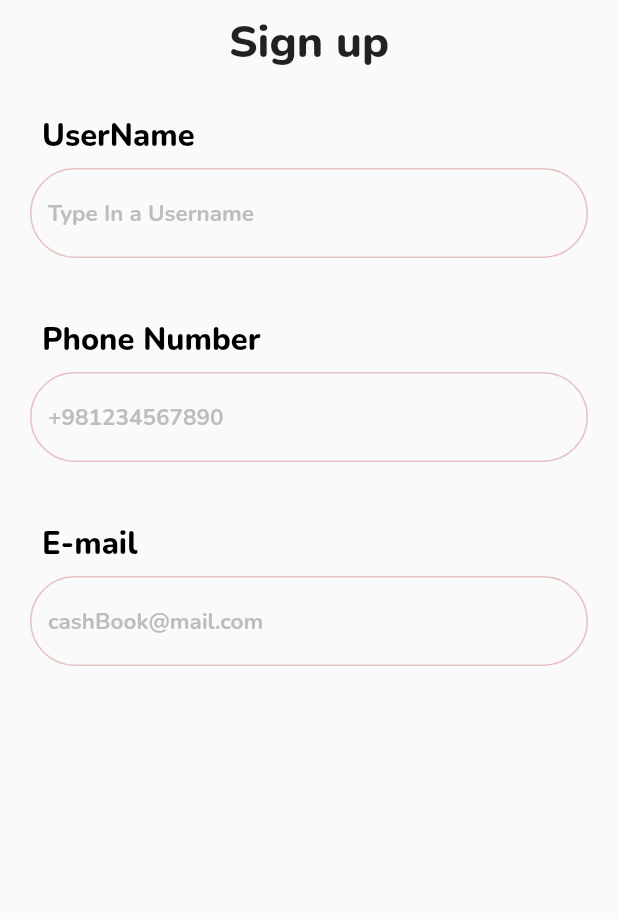
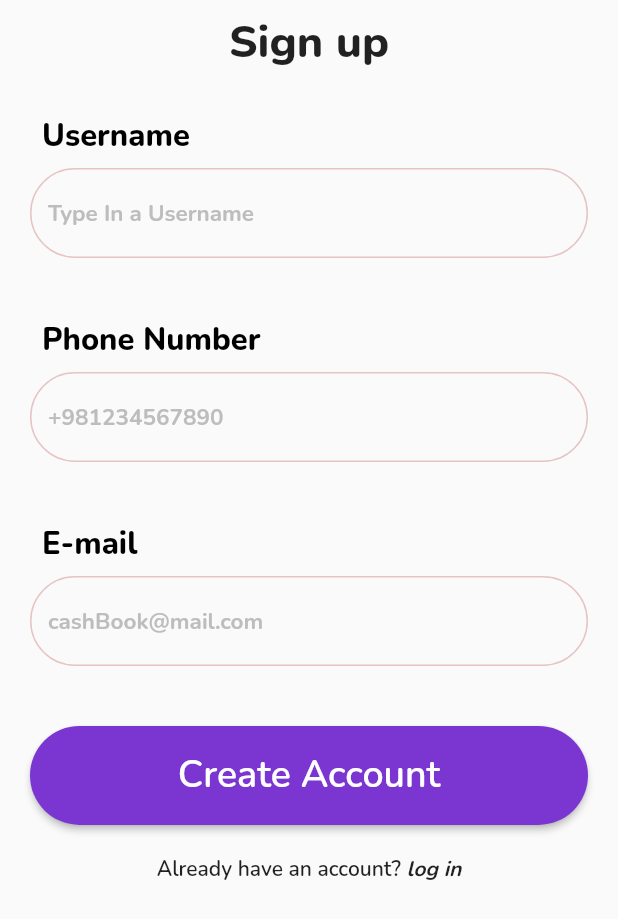
Before and after one commit to RayMasoumi/cash_book, a Flutter app: the SignUpScreen screen opened by its route, on a phone screen of 412 x 824 dp. Shown: the top 919 px of the screen. Run offline on Flutter 3.47's test engine with Material 2 defaults, Android fonts, the phone set to English and light mode, and no system bars; our stand-ins replace animated_bottom_navigation_bar, get, get_storage, hive, hive_flutter, introduction_screen; accounts and stored records are empty.

Commit message:
sign up UI completed

```diff
--- a/lib/constants/strings.dart
+++ b/lib/constants/strings.dart
@@ -24,3 +24,4 @@ const String kHomeScreenRoute = '/home_screen';
 const String kIntroductionScreenRoute = '/introduction_screen';
 const String kSignUpScreenRoute = '/sign_up_screen';
 const String kBookScreenRoute = '/book_screen';
+const String kLoginScreenRoute = '/login_screen';
--- a/lib/routes/my_routes.dart
+++ b/lib/routes/my_routes.dart
@@ -2,6 +2,7 @@ import 'package:cash_book/constants/strings.dart';
 import 'package:cash_book/screens/book_screen.dart';
 import 'package:cash_book/screens/home_screen.dart';
 import 'package:cash_book/screens/introduction_screen.dart';
+import 'package:cash_book/screens/login_screen.dart';
 import 'package:get/get.dart';
 
 import '../screens/sign_up_screen.dart';
@@ -14,5 +15,6 @@ class MyRoutes {
             page: () => const IntroductionSliderScreen()),
         GetPage(name: '/sign_up_screen', page: () => const SignUpScreen()),
         GetPage(name: '/book_screen', page: () => const BookScreen()),
+        GetPage(name: '/login_screen', page: () => const LoginScreen()),
       ];
 }
--- a/lib/screens/add_book_bottom_sheet_screen.dart
+++ b/lib/screens/add_book_bottom_sheet_screen.dart
@@ -2,8 +2,10 @@ import 'package:cash_book/constants/colors.dart';
 import 'package:cash_book/constants/sizes.dart';
 import 'package:cash_book/constants/strings.dart';
 import 'package:cash_book/widgets/center_hint_text_field_widget.dart';
-import 'package:cash_book/widgets/stretched_button_widget.dart';
+import 'package:cash_book/widgets/rounded_stretched_button_widget.dart';
 import 'package:flutter/material.dart';
+import 'package:get/get.dart';
+import 'package:get/get_core/src/get_main.dart';
 
 class AddBookBottomSheet extends StatelessWidget {
   const AddBookBottomSheet({super.key});
@@ -41,7 +43,12 @@ class AddBookBottomSheet extends StatelessWidget {
                 CenterHintTextFieldWidget(
                   hintText: kBookNameHint,
                 ),
-                StretchedButtonWidget(buttonText: kAddButtonText),
+                StretchedButtonWidget(
+                  buttonText: kAddButtonText,
+                  onPressed: () {
+                    Get.toNamed(kBookScreenRoute);
+                  },
+                ),
               ],
             ),
           ),
--- /dev/null
+++ b/lib/screens/login_screen.dart
@@ -0,0 +1,10 @@
+import 'package:flutter/cupertino.dart';
+
+class LoginScreen extends StatelessWidget {
+  const LoginScreen({super.key});
+
+  @override
+  Widget build(BuildContext context) {
+    return const Placeholder();
+  }
+}
--- a/lib/screens/sign_up_screen.dart
+++ b/lib/screens/sign_up_screen.dart
@@ -1,5 +1,10 @@
-import 'package:cash_book/constants/sizes.dart';
+import 'package:cash_book/constants/strings.dart';
+import 'package:cash_book/widgets/app_bar_title_widget.dart';
+import 'package:cash_book/widgets/linked_string_widget.dart';
+import 'package:cash_book/widgets/submit_button_widget.dart';
 import 'package:flutter/material.dart';
+import 'package:get/get.dart';
+
 import '../widgets/round_text_field_widget.dart';
 
 class SignUpScreen extends StatelessWidget {
@@ -13,24 +18,21 @@ class SignUpScreen extends StatelessWidget {
         child: Flex(
           direction: Axis.vertical,
           children: [
-            Column(
+            const Column(
               children: [
-                Padding(
-                  padding: const EdgeInsets.all(8.0),
-                  child: Text(
-                    'Sign up',
-                    style: kBigTitleStyle,
-                  ),
+                AppBarTitleWidget(
+                  title: 'Sign up',
                 ),
               ],
             ),
             Expanded(
               child: SingleChildScrollView(
                 child: Column(
+                  crossAxisAlignment: CrossAxisAlignment.stretch,
                   children: [
                     // * textField and description
                     RoundTextFieldWidget(
-                      title: 'UserName',
+                      title: 'Username',
                       keyBoardType: TextInputType.text,
                       hintText: 'Type In a Username',
                       controller: TextEditingController(),
@@ -47,6 +49,19 @@ class SignUpScreen extends StatelessWidget {
                       hintText: 'cashBook@mail.com',
                       controller: TextEditingController(),
                     ),
+                    // * submit button:
+                    RoundedSubmitButtonWidget(
+                      text: 'Create Account',
+                      onPressed: () {
+                        Get.toNamed(kHomeScreenRoute);
+                      },
+                    ),
+                    // * log in text:
+                    const LinkedStringWidget(
+                      firstText: 'Already have an account? ',
+                      linkedText: 'log in',
+                      destinationRoute: kLoginScreenRoute,
+                    ),
                   ],
                 ),
               ),
--- /dev/null
+++ b/lib/widgets/app_bar_title_widget.dart
@@ -0,0 +1,22 @@
+import 'package:cash_book/constants/sizes.dart';
+import 'package:flutter/material.dart';
+
+class AppBarTitleWidget extends StatelessWidget {
+  final String title;
+
+  const AppBarTitleWidget({
+    super.key,
+    required this.title,
+  });
+
+  @override
+  Widget build(BuildContext context) {
+    return Padding(
+      padding: const EdgeInsets.all(8.0),
+      child: Text(
+        title,
+        style: kBigTitleStyle,
+      ),
+    );
+  }
+}
--- /dev/null
+++ b/lib/widgets/linked_string_widget.dart
@@ -0,0 +1,35 @@
+import 'package:flutter/material.dart';
+import 'package:get/get.dart';
+
+class LinkedStringWidget extends StatelessWidget {
+  final String firstText;
+  final String linkedText;
+  final String destinationRoute;
+
+  const LinkedStringWidget({
+    super.key,
+    required this.firstText,
+    required this.linkedText,
+    required this.destinationRoute,
+  });
+
+  @override
+  Widget build(BuildContext context) {
+    return Row(
+      mainAxisAlignment: MainAxisAlignment.center,
+      children: [
+        Text(firstText),
+        GestureDetector(
+          onTap: () {
+            Get.toNamed(destinationRoute);
+          },
+          child: Text(
+            linkedText,
+            style: const TextStyle(
+                fontWeight: FontWeight.bold, fontStyle: FontStyle.italic),
+          ),
+        ),
+      ],
+    );
+  }
+}
--- a/lib/widgets/stretched_button_widget.dart
+++ b/lib/widgets/rounded_stretched_button_widget.dart
@@ -1,20 +1,19 @@
 import 'package:cash_book/constants/colors.dart';
 import 'package:cash_book/constants/sizes.dart';
-import 'package:cash_book/constants/strings.dart';
 import 'package:flutter/material.dart';
-import 'package:get/get.dart';
 
 class StretchedButtonWidget extends StatelessWidget {
   const StretchedButtonWidget({
     required this.buttonText,
     super.key,
+    required this.onPressed,
   });
 
   final buttonText;
-
+  final Function() onPressed;
   @override
   Widget build(BuildContext context) {
-    return Padding(
+    return Container(
       padding: const EdgeInsets.only(top: 20.0),
       child: ElevatedButton(
         style: ButtonStyle(
@@ -25,9 +24,7 @@ class StretchedButtonWidget extends StatelessWidget {
             ),
           ),
         ),
-        onPressed: () {
-          Get.toNamed(kBookScreenRoute);
-        },
+        onPressed: onPressed,
         child: Padding(
           padding: const EdgeInsets.all(8.0),
           child: Text(
--- /dev/null
+++ b/lib/widgets/submit_button_widget.dart
@@ -0,0 +1,43 @@
+import 'package:cash_book/constants/colors.dart';
+import 'package:cash_book/constants/sizes.dart';
+import 'package:flutter/material.dart';
+
+class RoundedSubmitButtonWidget extends StatelessWidget {
+  final Color backgroundColor = kPrimaryColor;
+  final String text;
+  final Function() onPressed;
+
+  const RoundedSubmitButtonWidget({
+    super.key,
+    required this.text,
+    required this.onPressed,
+  });
+
+  @override
+  Widget build(BuildContext context) {
+    return Container(
+      height: kHeight * 0.08,
+      margin: const EdgeInsets.all(20),
+      child: ElevatedButton(
+        style: ButtonStyle(
+          backgroundColor: const MaterialStatePropertyAll(
+            kPrimaryColor,
+          ),
+          shape: MaterialStateProperty.all(
+            RoundedRectangleBorder(
+              borderRadius: kBorderRadius45,
+            ),
+          ),
+        ),
+        onPressed: onPressed,
+        child: Text(
+          text,
+          style: const TextStyle(
+            color: Colors.white,
+            fontSize: 25.0,
+          ),
+        ),
+      ),
+    );
+  }
+}
```
Also changed, not shown: lib/unused/bordered_icon_container.dart (renamed from lib/screens/bordered_icon_container.dart).
